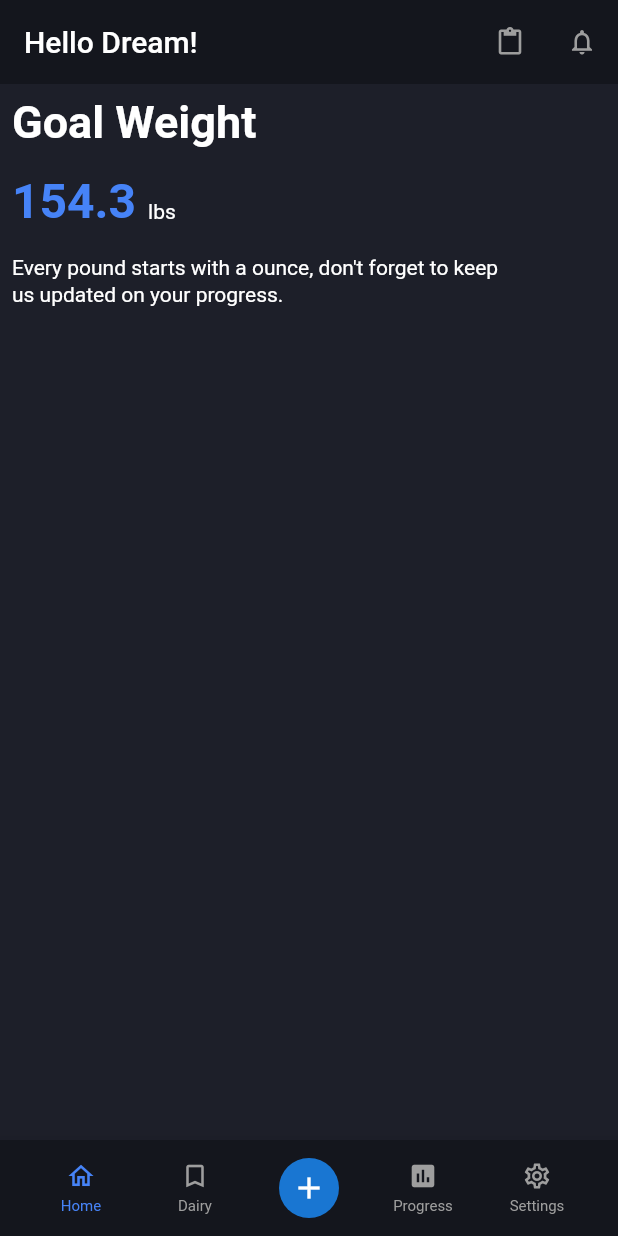
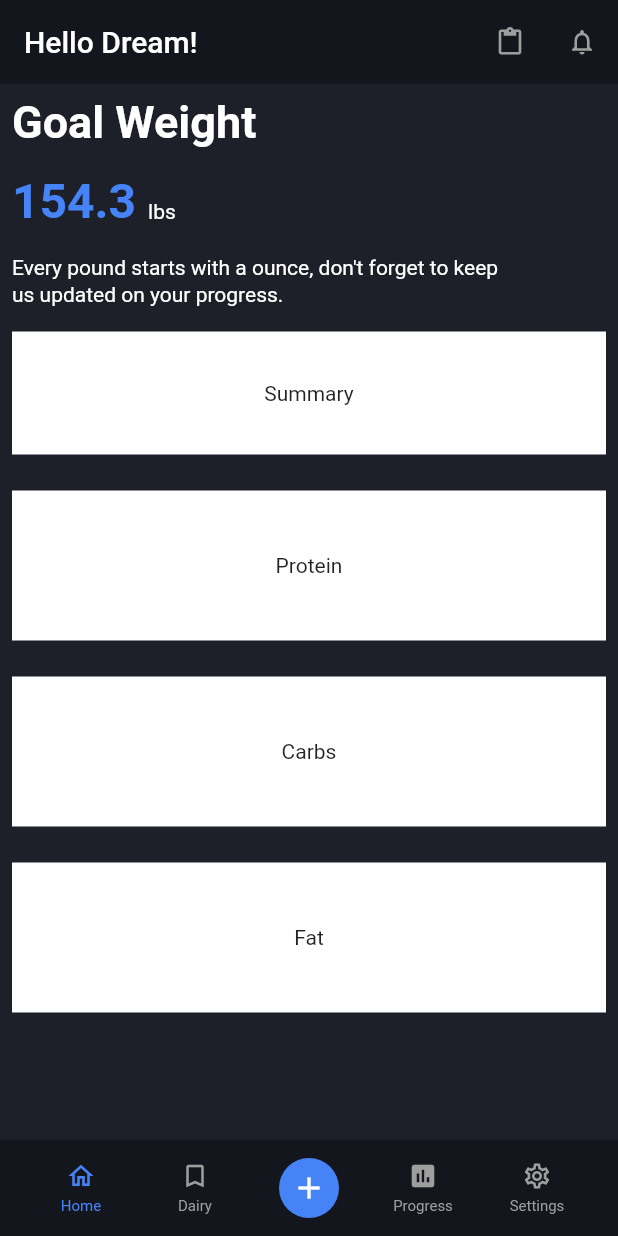
Before and after one commit to JAICHANGPARK/flutter_notebook_18th_story, a Flutter app: the screen it shows after launch, on a phone screen of 412 x 824 dp. Run offline on Flutter 3.47's test engine with Material 2 defaults, Android fonts, the phone set to English and light mode, and no system bars; our stand-ins replace cached_network_image, flutter_lorem, flutter_riverpod, flutter_svg, freezed_annotation, go_router and 3 more.

Commit message:
Update calorie_tracking_home_page.dart

```diff
--- a/lib/ep1076_calorie_tracking_app/src/ui/calorie_tracking_home_page.dart
+++ b/lib/ep1076_calorie_tracking_app/src/ui/calorie_tracking_home_page.dart
@@ -84,6 +84,46 @@ class _CalorieTrackingHomePageState extends State<CalorieTrackingHomePage> {
                   "Every pound starts with a ounce, don't forget to keep us updated on your progress.",
                   style: TextStyle(color: Colors.white, height: 1.3),
                 ),
+              ),
+              SizedBox(
+                height: 16,
+              ),
+              Container(
+                height: 82,
+                color: Colors.white,
+                child: Center(
+                  child: Text("Summary"),
+                ),
+              ),
+              SizedBox(
+                height: 24,
+              ),
+              Container(
+                height: 100,
+                color: Colors.white,
+                child: Center(
+                  child: Text("Protein"),
+                ),
+              ),
+              SizedBox(
+                height: 24,
+              ),
+              Container(
+                height: 100,
+                color: Colors.white,
+                child: Center(
+                  child: Text("Carbs"),
+                ),
+              ),
+              SizedBox(
+                height: 24,
+              ),
+              Container(
+                height: 100,
+                color: Colors.white,
+                child: Center(
+                  child: Text("Fat"),
+                ),
               )
             ],
           ),
@@ -156,10 +196,11 @@ class _CalorieTrackingHomePageState extends State<CalorieTrackingHomePage> {
                   ),
                 ),
               ),
-              const Expanded(
+               Expanded(
                 child: CircleAvatar(
                   child: Icon(Icons.add),
                   foregroundColor: Colors.white,
+                  backgroundColor: primaryColor,
                 ),
               ),
               Expanded(
```
